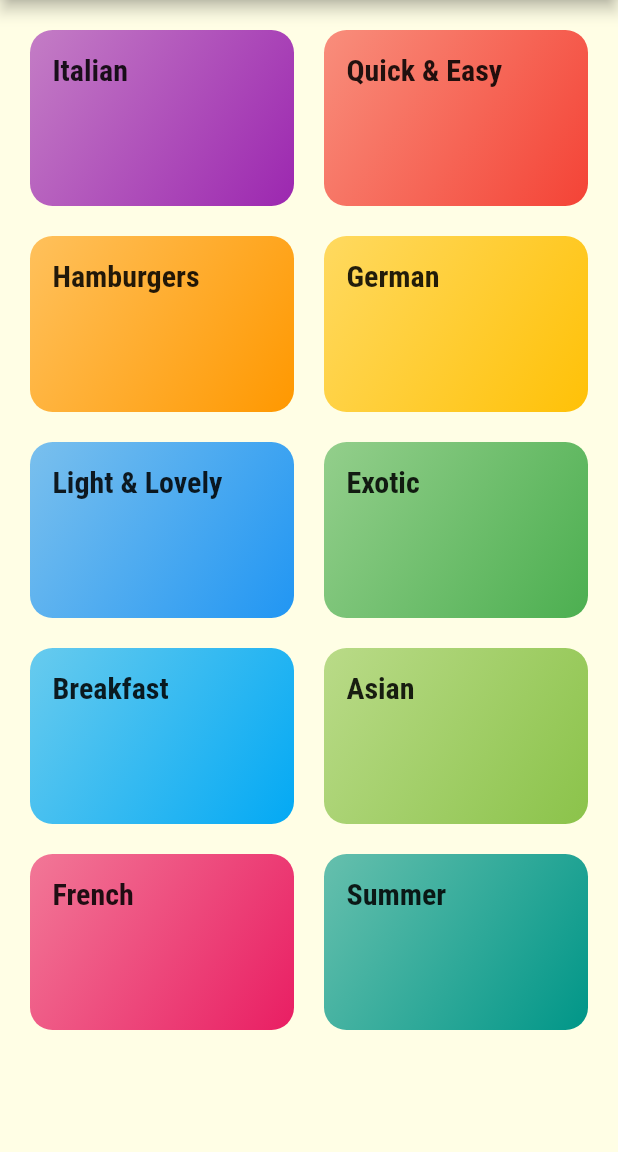
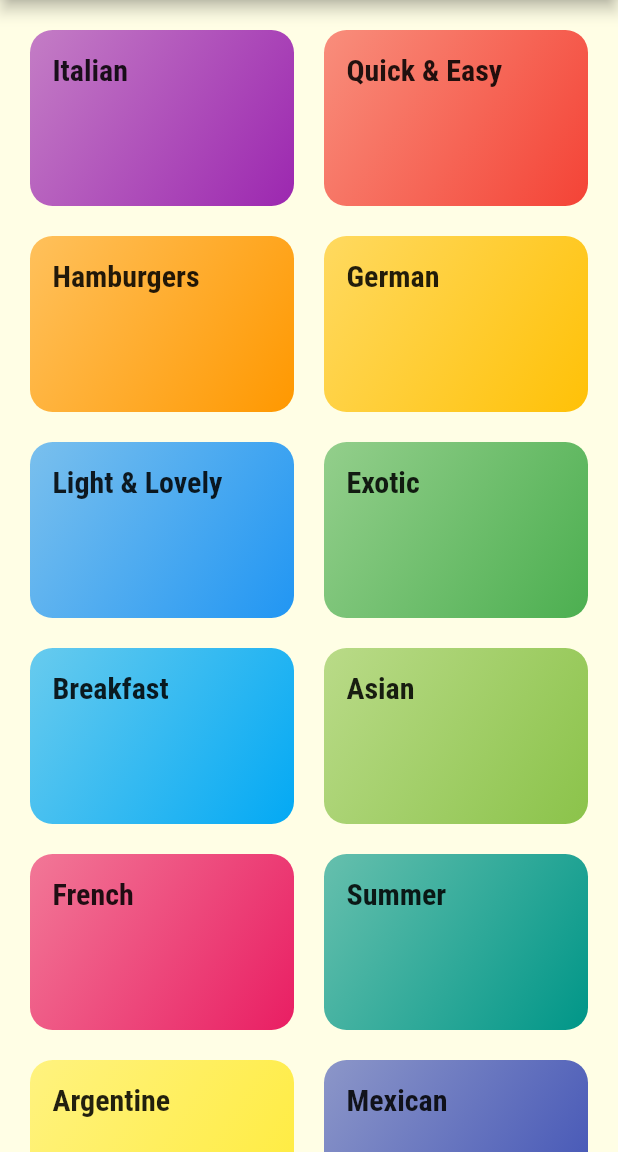
Before and after one commit to fffrowies/deli_meals, a Flutter app: the screen it shows after launch, on a phone screen of 412 x 824 dp, the part 84-1236 px from its top. Run offline on Flutter 3.47's test engine with Material 2 defaults, Android fonts, the phone set to English and light mode, and no system bars; Roboto replaces fonts that are missing (Railway).

```diff
--- a/lib/categories_screen.dart
+++ b/lib/categories_screen.dart
@@ -15,6 +15,7 @@ class CategoriesScreen extends StatelessWidget {
         children: DUMMY_CATEGORIES
             .map(
               (catData) => CategoryItem(
+                catData.id,
                 catData.title,
                 catData.color,
               ),
--- a/lib/category_item.dart
+++ b/lib/category_item.dart
@@ -1,20 +1,19 @@
 import 'package:flutter/material.dart';
 
-import './category_meals_screen.dart';
-
 class CategoryItem extends StatelessWidget {
+  final String id;
   final String title;
   final Color color;
 
-  CategoryItem(this.title, this.color);
+  CategoryItem(this.id, this.title, this.color);
 
   void selectCategory(BuildContext ctx) {
-    Navigator.of(ctx).push(
-      MaterialPageRoute(
-        builder: (_) {
-          return CategoryMealsScreen();
-        },
-      ),
+    Navigator.of(ctx).pushNamed(
+      '/category-meals',
+      arguments: {
+        'id': id,
+        'title': title,
+      },
     );
   }
 
--- a/lib/dummy_data.dart
+++ b/lib/dummy_data.dart
@@ -53,4 +53,14 @@ const DUMMY_CATEGORIES = const [
     title: 'Summer',
     color: Colors.teal,
   ),
+  Category(
+    id: 'c11',
+    title: 'Argentine',
+    color: Colors.yellow,
+  ),
+  Category(
+    id: 'c12',
+    title: 'Mexican',
+    color: Colors.indigo,
+  ),
 ];
```
Also changed, not shown: lib/category_meals_screen.dart (+10 -1 lines).
